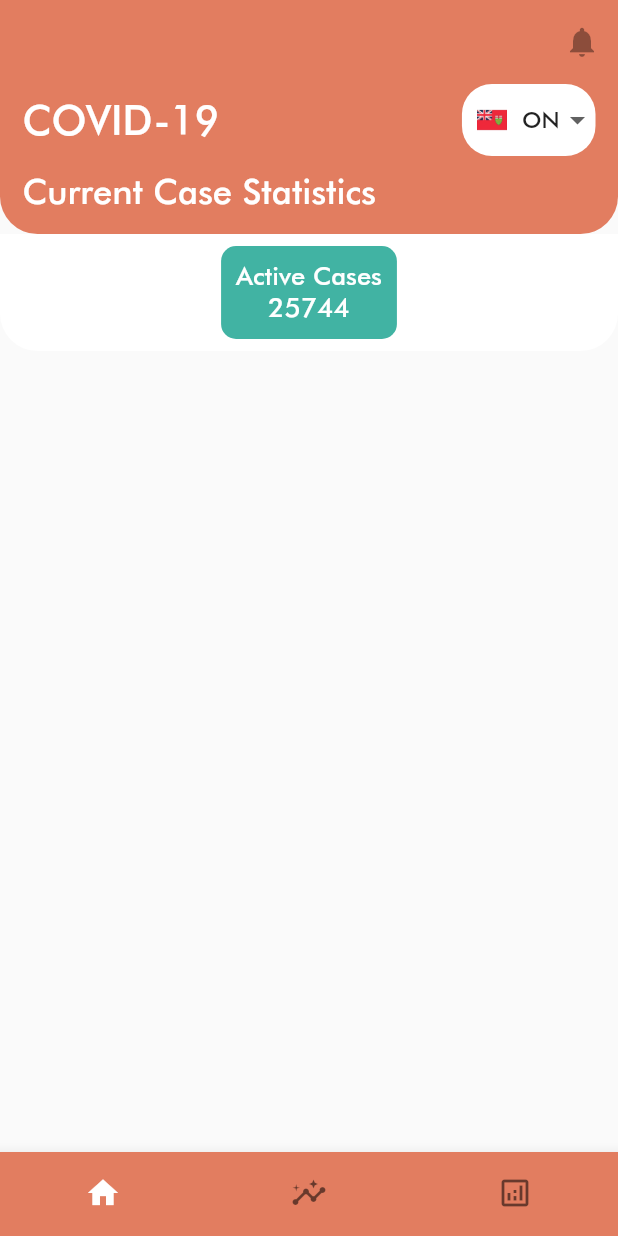
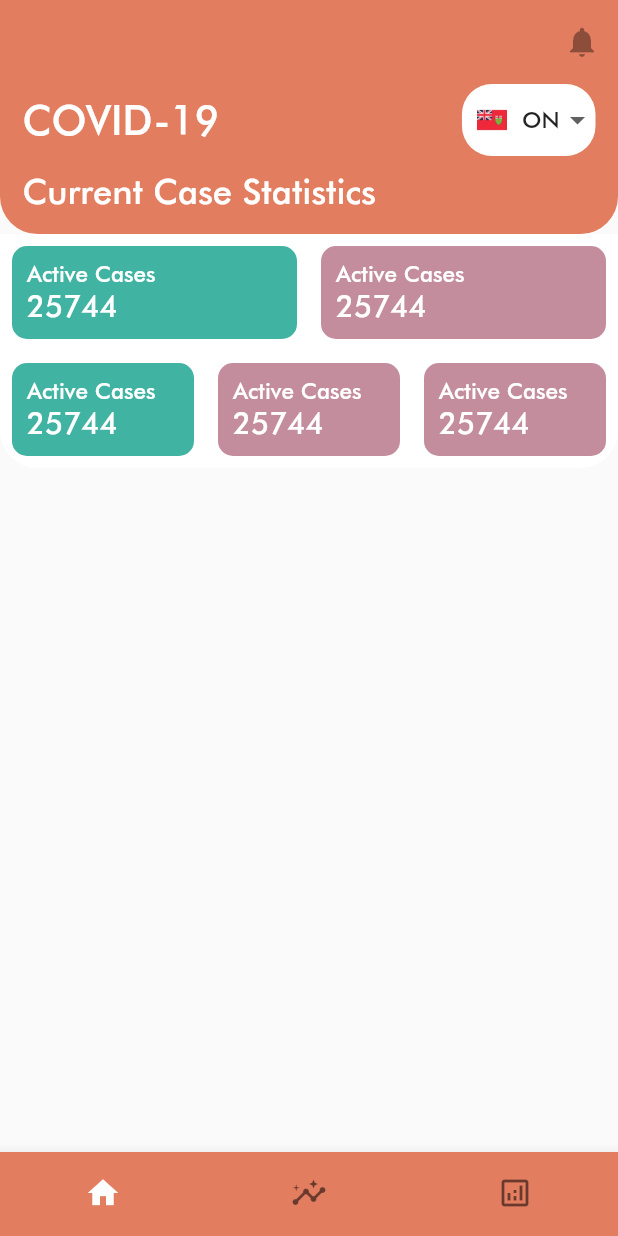
Before and after one commit to Cabreros/covid_app, a Flutter app: the screen it shows after launch, on a phone screen of 412 x 824 dp. Run offline on Flutter 3.47's test engine with Material 2 defaults, Android fonts, the phone set to English and light mode, and no system bars.

Commit message:
extracted stats card widget added customizability

```diff
--- a/lib/screens/home_screen.dart
+++ b/lib/screens/home_screen.dart
@@ -131,8 +131,40 @@ class _HomeScreenState extends State<HomeScreen> {
             bottomRight: Radius.circular(25.0),
           ),
         ),
-        child: Center(
-          child: StatsCard(),
+        child: Column(
+          children: [
+            Row(
+              children: [
+                StatsCard(
+                  label: 'Active Cases',
+                  stat: 25744,
+                ),
+                StatsCard(
+                  label: 'Active Cases',
+                  stat: 25744,
+                  color: Color(0xffc38d9e),
+                ),
+              ],
+            ),
+            Row(
+              children: [
+                StatsCard(
+                  label: 'Active Cases',
+                  stat: 25744,
+                ),
+                StatsCard(
+                  label: 'Active Cases',
+                  stat: 25744,
+                  color: Color(0xffc38d9e),
+                ),
+                StatsCard(
+                  label: 'Active Cases',
+                  stat: 25744,
+                  color: Color(0xffc38d9e),
+                ),
+              ],
+            )
+          ],
         ),
       ),
     );
--- a/lib/widgets/stats_card.dart
+++ b/lib/widgets/stats_card.dart
@@ -1,7 +1,13 @@
 import 'package:flutter/material.dart';
 
 class StatsCard extends StatelessWidget {
+  final String label;
+  final int stat;
+  final Color color;
   const StatsCard({
+    @required this.label,
+    @required this.stat,
+    this.color: const Color(0xff41b3a3),
     Key key,
   }) : super(key: key);
 
@@ -12,25 +18,25 @@ class StatsCard extends StatelessWidget {
         margin: EdgeInsets.all(8.0),
         padding: EdgeInsets.all(10.0),
         decoration: BoxDecoration(
-          color: Color(0xff41b3a3),
+          color: color,
           borderRadius: BorderRadius.circular(10.0),
         ),
         child: Column(
-          crossAxisAlignment: CrossAxisAlignment.center,
+          crossAxisAlignment: CrossAxisAlignment.start,
           children: [
             Text(
-              'Active Cases',
+              label,
               style: TextStyle(
                 color: Colors.white,
-                fontSize: 17.0,
+                fontSize: 15.0,
                 fontFamily: 'Futura',
               ),
             ),
             Text(
-              '25744',
+              '$stat',
               style: TextStyle(
                 color: Colors.white,
-                fontSize: 18.0,
+                fontSize: 20.0,
                 fontFamily: 'Futura',
               ),
             )
```
